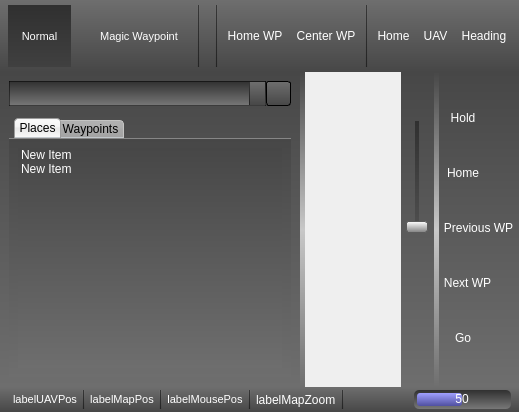
First picture: the form in ground/src/plugins/opmap/opmap_widget.ui, repository openpilot/OpenPilot, before the edit.
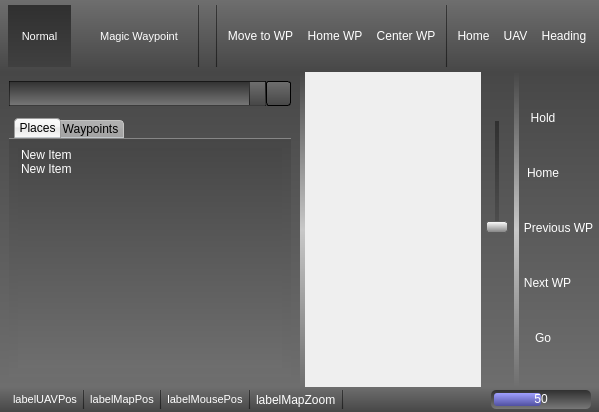
Second picture: the form after the edit. Icons and pictures are not drawn.

Commit message: Added MoveToMagicWaypointPosition function and GUI button.

Patch:
```diff
--- a/ground/src/plugins/opmap/opmap_widget.ui
+++ b/ground/src/plugins/opmap/opmap_widget.ui
@@ -380,6 +380,32 @@
           </property>
          </widget>
         </item>
+        <item>
+         <widget class="QToolButton" name="toolButtonMoveToWP">
+          <property name="sizePolicy">
+           <sizepolicy hsizetype="Fixed" vsizetype="Preferred">
+            <horstretch>0</horstretch>
+            <verstretch>0</verstretch>
+           </sizepolicy>
+          </property>
+          <property name="toolTip">
+           <string>Click to move the UAV to the magic waypoint position</string>
+          </property>
+          <property name="text">
+           <string>Move to WP</string>
+          </property>
+          <property name="icon">
+           <iconset resource="opmap.qrc">
+            <normaloff>:/opmap/images/move_to_wp.png</normaloff>:/opmap/images/move_to_wp.png</iconset>
+          </property>
+          <property name="iconSize">
+           <size>
+            <width>28</width>
+            <height>28</height>
+           </size>
+          </property>
+         </widget>
+        </item>
         <item>
          <widget class="QToolButton" name="toolButtonHomeWaypoint">
           <property name="sizePolicy">
```
The commit also changes 5 other files.
